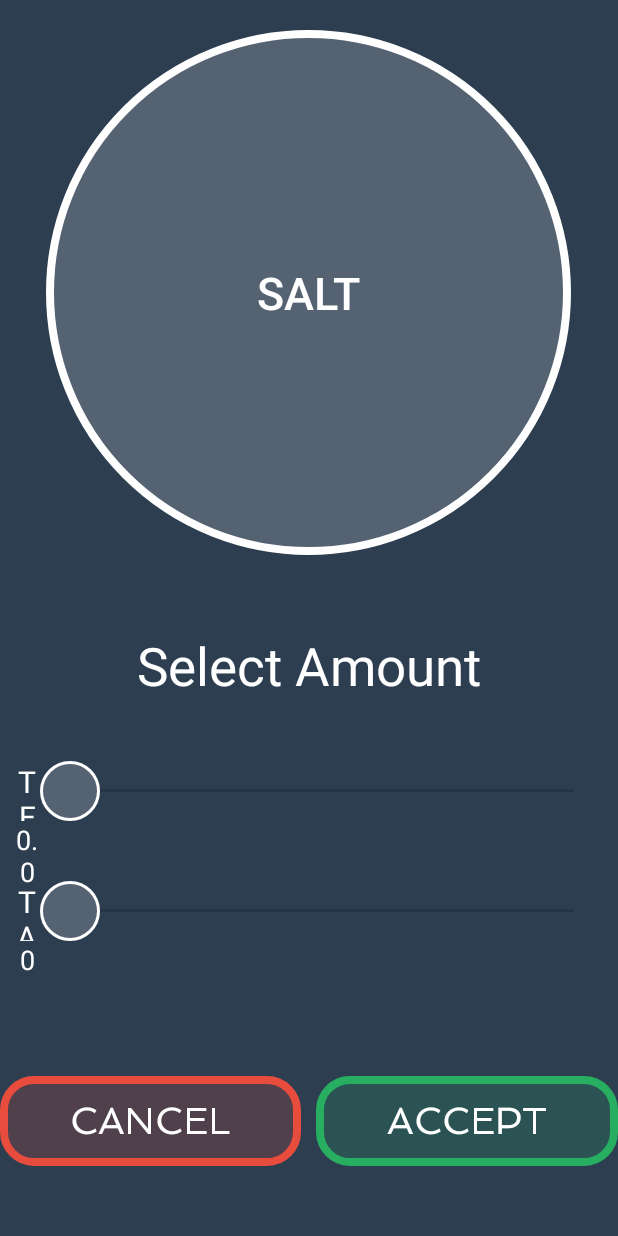
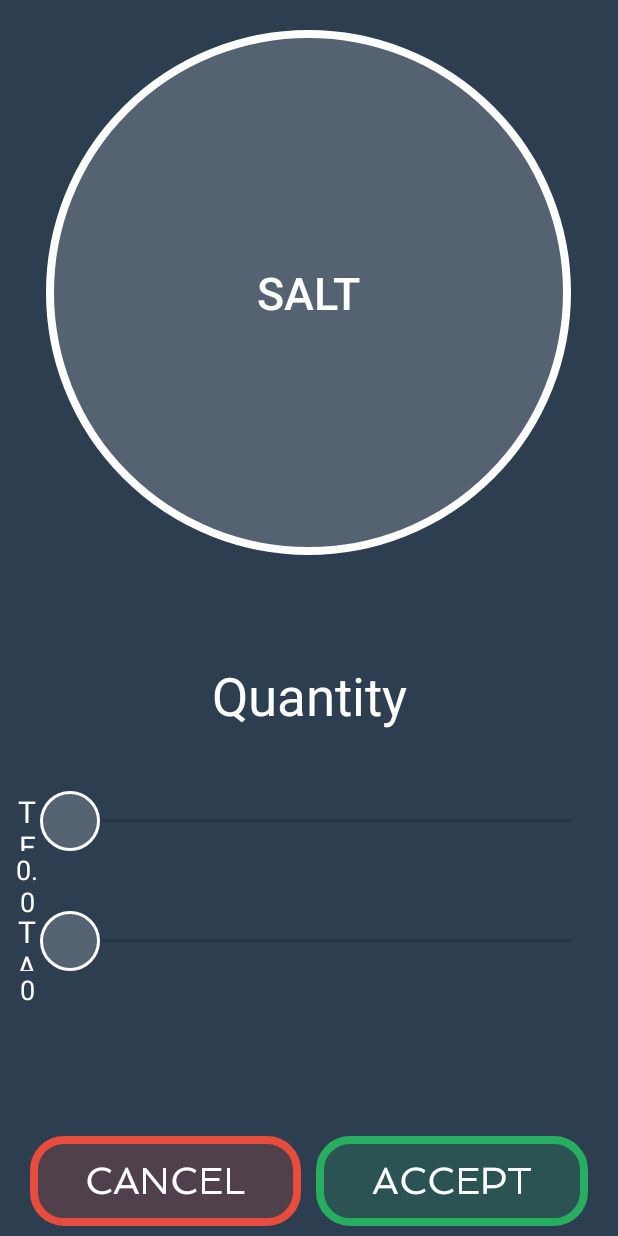
Before and after one commit to zhexxian/Souschef1.0, an Android app: the screen it shows after launch (IngredientAmountActivity), after a tap on "SALT", on a phone screen of 412 x 824 dp. Run offline under Robolectric (Android 15) with nearby library versions, the phone set to English and light mode, and no system bars.

Commit message:
quantity selection UI

```diff
--- a/app/src/main/res/layout/ingredient_amount_main.xml
+++ b/app/src/main/res/layout/ingredient_amount_main.xml
@@ -49,7 +49,7 @@
             android:layout_width="fill_parent"
             android:layout_height="wrap_content"
             android:textAppearance="?android:attr/textAppearanceLarge"
-            android:text="Select Amount"
+            android:text="Quantity"
             android:id="@+id/textView"
             android:layout_gravity="right|top"
             android:textColor="#ffffff"
@@ -57,7 +57,7 @@
             android:gravity="center_horizontal"
             android:layout_marginLeft="10dp"
             android:layout_marginRight="10dp"
-            android:layout_marginTop="50dp"
+            android:layout_marginTop="70dp"
             android:layout_below="@+id/tableLayout2"
             android:textSize="35dp" />
         <SeekBar
@@ -135,8 +135,8 @@
             android:layout_height="fill_parent"
             android:layout_below="@+id/tbspSeek"
             android:layout_centerHorizontal="true"
-            android:layout_marginTop="50dp"
-            >
+            android:layout_marginTop="70dp"
+            android:layout_marginLeft="40dp">
 
             <Button
                 android:layout_width="0dp"
--- a/app/src/main/res/layout/recipe_list.xml
+++ b/app/src/main/res/layout/recipe_list.xml
@@ -16,7 +16,6 @@
             android:layout_height="300dp"
             android:src="@drawable/chicken_curry"
             android:id="@+id/imageView"
-            android:background="#ffffff"
             android:layout_marginBottom="10dp" />
 
         <ImageView
```
